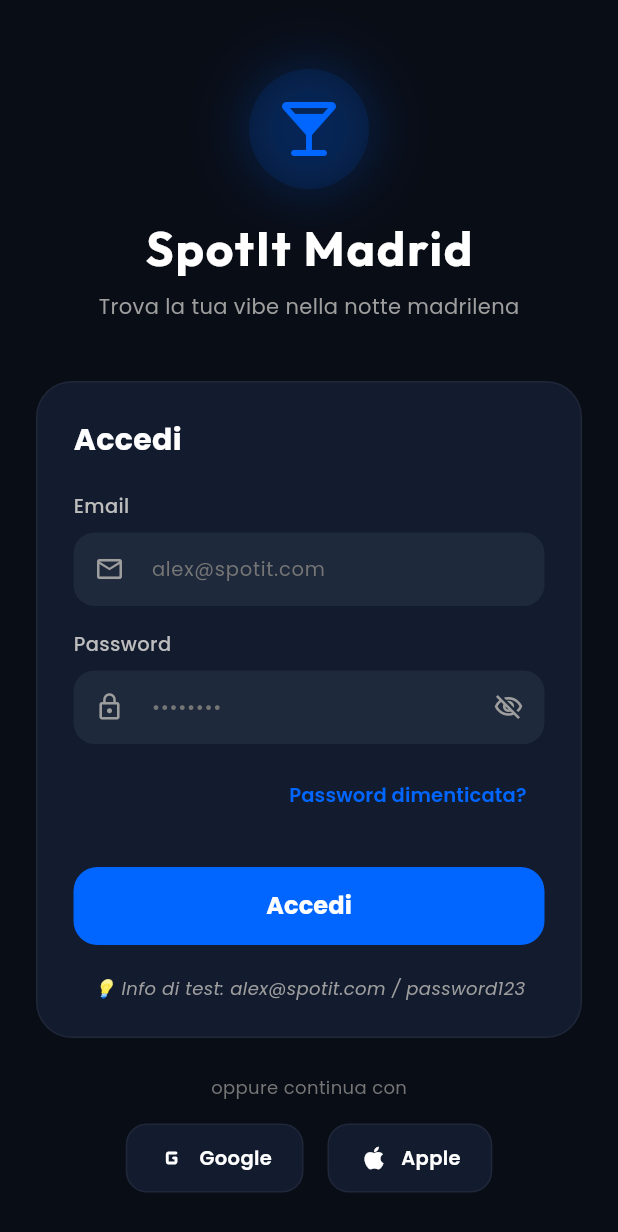
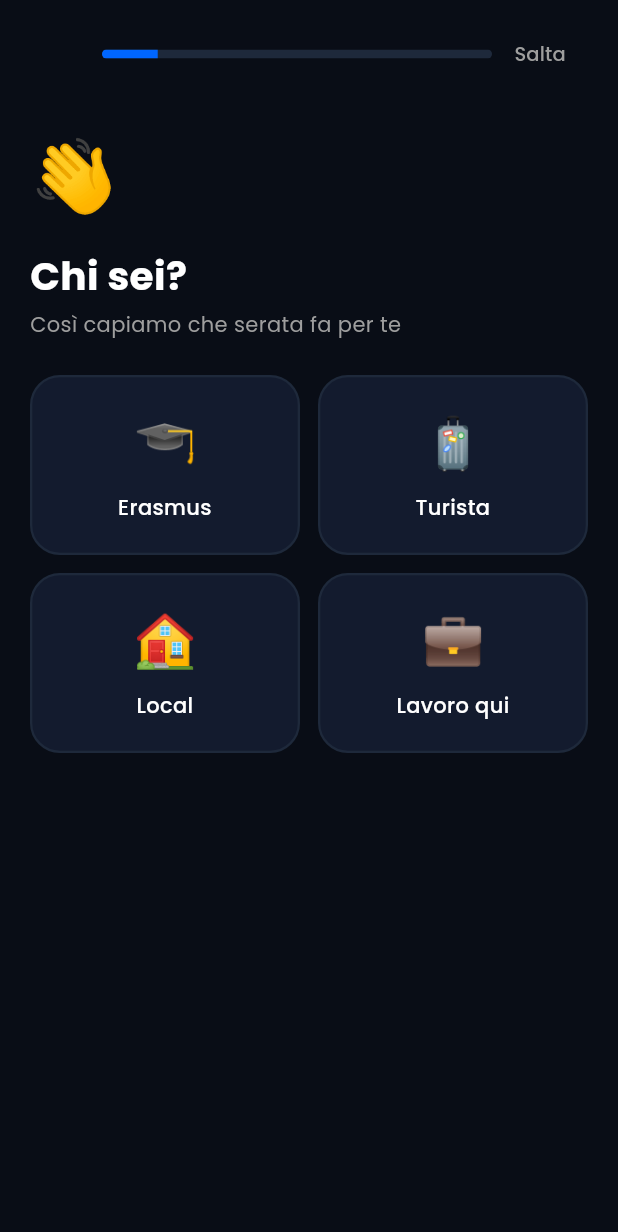
Before and after one commit to spotit123/spotit, a Flutter app: the screen it shows after launch, on a phone screen of 412 x 824 dp. Shown: the top 1232 px of the screen. Run offline on Flutter 3.47's test engine with Material 3 defaults, Android fonts, the phone set to English and light mode, and no system bars; our stand-ins replace flutter_map, google_fonts, latlong2, shared_preferences; accounts and stored records are empty.

Commit message:
feat: onboarding quiz with personalized bar ranking
7 emoji questions shown before login (skippable, retake from profile),
affinity score per bar, 'Consigliati per te' ordering and match badge.
Also fix bar card image placeholder collapsing on load failure.

Co-Authored-By: Claude Sonnet 5.5 <noreply@anthropic.com>
Claude-Session: https://claude.ai/code/session_01PJC2TxKmfiVZyK36pYU1sa

```diff
--- a/lib/data/mock_data.dart
+++ b/lib/data/mock_data.dart
@@ -6,6 +6,7 @@ final List<Bar> mockBars = [
     id: '1',
     name: 'La Chiave',
     type: 'Indie / Cocktail Bar',
+    priceLevel: 2,
     description: 'Storico ritrovo madrileno con un suggestivo giardino interno. Atmosfera informale, ottima selezione musicale indie/rock e cocktail ricercati.',
     rating: 4.7,
     reviewCount: 940,
@@ -55,6 +56,7 @@ final List<Bar> mockBars = [
     id: '2',
     name: 'Vermut',
     type: 'Tapas & Vermutteria',
+    priceLevel: 1,
     description: 'Locale specializzato in vermut artigianali e taglieri tipici. Clima conviviale e tavoli all\'aperto nella vivacissima Malasaña.',
     rating: 4.6,
     reviewCount: 1120,
@@ -103,6 +105,7 @@ final List<Bar> mockBars = [
     id: '3',
     name: 'Boheme Mixology Bar',
     type: 'Mixology Speakeasy',
+    priceLevel: 3,
     description: 'Cocktail bar d\'alta gamma nascosto tra le vie del centro. Divani in velluto, luci soffuse e drink sartoriali creati su misura per te.',
     rating: 4.9,
     reviewCount: 310,
@@ -144,6 +147,7 @@ final List<Bar> mockBars = [
     id: '4',
     name: 'Razmataz',
     type: 'Wine Bar & Bistro',
+    priceLevel: 2,
     description: 'Enoteca storica situata in una caratteristica via pedonale. Atmosfera parigina, ottima selezione di vini dell\'Etna e taglieri gourmet.',
     rating: 4.5,
     reviewCount: 780,
@@ -183,6 +187,7 @@ final List<Bar> mockBars = [
     id: '5',
     name: 'Agora Bar',
     type: 'Open Air Bar & Social',
+    priceLevel: 1,
     description: 'Locale vivacissimo. Tavoli all\'aperto sulla piazza con frequente musica dal vivo.',
     rating: 4.4,
     reviewCount: 1420,
--- a/lib/models/bar.dart
+++ b/lib/models/bar.dart
@@ -12,6 +12,7 @@ class Bar {
   final double longitude;
   final String imageUrl;
   final double distance; // in km from user
+  final int priceLevel; // 1 = €, 2 = €€, 3 = €€€
   final List<String> popularDrinks;
   final String phone;
   final String website;
@@ -42,6 +43,7 @@ class Bar {
     required this.longitude,
     required this.imageUrl,
     required this.distance,
+    this.priceLevel = 2,
     required this.popularDrinks,
     required this.phone,
     required this.website,
@@ -70,6 +72,7 @@ class Bar {
       'longitude': longitude,
       'imageUrl': imageUrl,
       'distance': distance,
+      'priceLevel': priceLevel,
       'popularDrinks': popularDrinks,
       'phone': phone,
       'website': website,
@@ -99,6 +102,7 @@ class Bar {
       longitude: (json['longitude'] as num).toDouble(),
       imageUrl: json['imageUrl'] as String,
       distance: (json['distance'] as num).toDouble(),
+      priceLevel: json['priceLevel'] as int? ?? 2,
       popularDrinks: List<String>.from(json['popularDrinks'] as List),
       phone: json['phone'] as String,
       website: json['website'] as String,
--- /dev/null
+++ b/lib/models/quiz_answers.dart
@@ -0,0 +1,54 @@
+/// Risposte del quiz di personalizzazione mostrato al primo avvio.
+class QuizAnswers {
+  final String who; // erasmus | tourist | local | worker
+  final String ageGroup; // 18-22 | 23-27 | 28-35 | 36+
+  final String company; // solo | couple | friends | group
+  final String goal; // drink | eat | rooftop | dance
+  final String vibe; // Energetic | Chill | Underground | Neon
+  final List<String> music; // indie | jazz | pop | electronic | any
+  final int budget; // 1..3
+
+  const QuizAnswers({
+    required this.who,
+    required this.ageGroup,
+    required this.company,
+    required this.goal,
+    required this.vibe,
+    required this.music,
+    required this.budget,
+  });
+
+  /// Età rappresentativa della fascia scelta, usata per pre-compilare il profilo.
+  int get approxAge {
+    switch (ageGroup) {
+      case '18-22':
+        return 20;
+      case '23-27':
+        return 25;
+      case '28-35':
+        return 31;
+      default:
+        return 40;
+    }
+  }
+
+  Map<String, dynamic> toJson() => {
+        'who': who,
+        'ageGroup': ageGroup,
+        'company': company,
+        'goal': goal,
+        'vibe': vibe,
+        'music': music,
+        'budget': budget,
+      };
+
+  factory QuizAnswers.fromJson(Map<String, dynamic> json) => QuizAnswers(
+        who: json['who'] as String,
+        ageGroup: json['ageGroup'] as String,
+        company: json['company'] as String,
+        goal: json['goal'] as String,
+        vibe: json['vibe'] as String,
+        music: List<String>.from(json['music'] as List),
+        budget: json['budget'] as int,
+      );
+}
--- /dev/null
+++ b/lib/screens/onboarding_quiz_screen.dart
@@ -0,0 +1,237 @@
+import 'package:flutter/material.dart';
+import 'package:google_fonts/google_fonts.dart';
+import '../models/quiz_answers.dart';
+
+class _Option {
+  final String emoji;
+  final String label;
+  final String value;
+  const _Option(this.emoji, this.label, this.value);
+}
+
+class _Question {
+  final String id;
+  final String emoji;
+  final String title;
+  final String subtitle;
+  final List<_Option> options;
+  final bool multi;
+  const _Question(this.id, this.emoji, this.title, this.subtitle, this.options,
+      {this.multi = false});
+}
+
+const _questions = <_Question>[
+  _Question('who', '👋', 'Chi sei?', 'Così capiamo che serata fa per te', [
+    _Option('🎓', 'Erasmus', 'erasmus'),
+    _Option('🧳', 'Turista', 'tourist'),
+    _Option('🏠', 'Local', 'local'),
+    _Option('💼', 'Lavoro qui', 'worker'),
+  ]),
+  _Question('ageGroup', '🎂', 'Quanti anni hai?', 'Ti mostriamo posti con gente come te', [
+    _Option('🎒', '18 – 22', '18-22'),
+    _Option('🎧', '23 – 27', '23-27'),
+    _Option('🥂', '28 – 35', '28-35'),
+    _Option('🍷', '36 +', '36+'),
+  ]),
+  _Question('company', '👯', 'Con chi esci stasera?', 'Un bar per due non è un bar per dieci', [
+    _Option('🧍', 'Da solo', 'solo'),
+    _Option('💑', 'In coppia', 'couple'),
+    _Option('👫', '2 o 3 amici', 'friends'),
+    _Option('🎉', 'Gruppo grande', 'group'),
+  ]),
+  _Question('goal', '🍻', 'Cosa cerchi?', 'Scegli il programma della serata', [
+    _Option('🍺', 'Solo bere', 'drink'),
+    _Option('🍽️', 'Mangiare e bere', 'eat'),
+    _Option('🌇', 'Rooftop con vista', 'rooftop'),
+    _Option('💃', 'Ballare e far festa', 'dance'),
+  ]),
+  _Question('vibe', '✨', 'Che vibe vuoi?', 'L\'atmosfera fa la differenza', [
+    _Option('🔥', 'Energia alta', 'Energetic'),
+    _Option('🌙', 'Chill', 'Chill'),
+    _Option('🕵️', 'Underground', 'Underground'),
+    _Option('💜', 'Neon', 'Neon'),
+  ]),
+  _Question('music', '🎶', 'Che musica ti piace?', 'Puoi sceglierne fino a 3', [
+    _Option('🎸', 'Indie / Rock', 'indie'),
+    _Option('🎷', 'Jazz', 'jazz'),
+    _Option('🎤', 'Pop / Reggaeton', 'pop'),
+    _Option('🎧', 'Elettronica', 'electronic'),
+    _Option('🤷', 'Mi adatto', 'any'),
+  ], multi: true),
+  _Question('budget', '💶', 'Quanto vuoi spendere?', 'A drink, più o meno', [
+    _Option('💶', 'Economico  €', '1'),
+    _Option('💶💶', 'Nella media  €€', '2'),
+    _Option('💎', 'Si vive una volta  €€€', '3'),
+  ]),
+];
+
+/// Quiz di personalizzazione a schermate, pensato per il primo avvio.
+/// Chiama [onComplete] con le risposte, oppure con `null` se l'utente salta.
+class OnboardingQuizScreen extends StatefulWidget {
+  final void Function(QuizAnswers? answers) onComplete;
+
+  const OnboardingQuizScreen({super.key, required this.onComplete});
+
+  @override
+  State<OnboardingQuizScreen> createState() => _OnboardingQuizScreenState();
+}
+
+class _OnboardingQuizScreenState extends State<OnboardingQuizScreen> {
+  static const _blue = Color(0xFF0066FF);
+  int _step = 0;
+  final Map<String, String> _single = {};
+  final List<String> _music = [];
+
+  _Question get _q => _questions[_step];
+
+  void _next() {
+    if (_step == _questions.length - 1) {
+      widget.onComplete(QuizAnswers(
+        who: _single['who']!,
+        ageGroup: _single['ageGroup']!,
+        company: _single['company']!,
+        goal: _single['goal']!,
+        vibe: _single['vibe']!,
+        music: List.of(_music),
+        budget: int.parse(_single['budget']!),
+      ));
+    } else {
+      setState(() => _step++);
+    }
+  }
+
+  void _pick(_Option o) {
+    if (_q.multi) {
+      setState(() {
+        if (_music.contains(o.value)) {
+          _music.remove(o.value);
+        } else if (o.value == 'any') {
+          _music
+            ..clear()
+            ..add('any');
+        } else {
+          _music.remove('any');
+          if (_music.length < 3) _music.add(o.value);
+        }
+      });
+      return;
+    }
+    setState(() => _single[_q.id] = o.value);
+    Future.delayed(const Duration(milliseconds: 250), () {
+      if (mounted && _single[_q.id] == o.value) _next();
+    });
+  }
+
+  bool _selected(_Option o) =>
+      _q.multi ? _music.contains(o.value) : _single[_q.id] == o.value;
+
+  @override
+  Widget build(BuildContext context) {
+    final q = _q;
+    return Scaffold(
+      backgroundColor: const Color(0xFF090D16),
+      body: SafeArea(
+        child: Padding(
+          padding: const EdgeInsets.symmetric(horizontal: 20, vertical: 12),
+          child: Column(
+            crossAxisAlignment: CrossAxisAlignment.start,
+            children: [
+              Row(
+                children: [
+                  IconButton(
+                    onPressed: _step == 0 ? null : () => setState(() => _step--),
+                    icon: Icon(Icons.arrow_back_ios_new,
+                        size: 18, color: _step == 0 ? Colors.transparent : Colors.white),
+                  ),
+                  Expanded(
+                    child: ClipRRect(
+                      borderRadius: BorderRadius.circular(8),
+                      child: LinearProgressIndicator(
+                        value: (_step + 1) / _questions.length,
+                        minHeight: 6,
+                        backgroundColor: const Color(0xFF1E293B),
+                        color: _blue,
+                      ),
+                    ),
+                  ),
+                  TextButton(
+                    onPressed: () => widget.onComplete(null),
+                    child: Text('Salta',
+                        style: GoogleFonts.poppins(color: Colors.grey[500], fontSize: 13)),
+                  ),
+                ],
+              ),
+              const SizedBox(height: 24),
+              Text(q.emoji, style: const TextStyle(fontSize: 48)),
+              const SizedBox(height: 12),
+              Text(q.title,
+                  style: GoogleFonts.poppins(
+                      fontSize: 26, fontWeight: FontWeight.bold, color: Colors.white)),
+              const SizedBox(height: 4),
+              Text(q.subtitle,
+                  style: GoogleFonts.poppins(fontSize: 14, color: Colors.grey[500])),
+              const SizedBox(height: 24),
+              Expanded(
+                child: SingleChildScrollView(
+                  child: Wrap(
+                    spacing: 12,
+                    runSpacing: 12,
+                    children: [
+                      for (final o in q.options) _optionCard(o),
+                    ],
+                  ),
+                ),
+              ),
+              if (q.multi)
+                SizedBox(
+                  width: double.infinity,
+                  height: 52,
+                  child: ElevatedButton(
+                    onPressed: _music.isEmpty ? null : _next,
+                    style: ElevatedButton.styleFrom(
+                      backgroundColor: _blue,
+                      foregroundColor: Colors.white,
+                      disabledBackgroundColor: const Color(0xFF1E293B),
+                      shape: RoundedRectangleBorder(borderRadius: BorderRadius.circular(16)),
+                    ),
+                    child: Text('Avanti',
+                        style: GoogleFonts.poppins(fontWeight: FontWeight.bold, fontSize: 15)),
+                  ),
+                ),
+            ],
+          ),
+        ),
+      ),
+    );
+  }
+
+  Widget _optionCard(_Option o) {
+    final sel = _selected(o);
+    final width = (MediaQuery.of(context).size.width - 40 - 12) / 2;
+    return GestureDetector(
+      onTap: () => _pick(o),
+      child: AnimatedContainer(
+        duration: const Duration(milliseconds: 150),
+        width: _q.options.length == 3 ? double.infinity : width,
+        padding: const EdgeInsets.symmetric(vertical: 20, horizontal: 12),
+        decoration: BoxDecoration(
+          color: sel ? const Color(0xFF1A2B4C) : const Color(0xFF131B2E),
+          borderRadius: BorderRadius.circular(20),
+          border: Border.all(color: sel ? _blue : const Color(0xFF1E293B), width: 1.5),
+        ),
+        child: Column(
+          children: [
+            Text(o.emoji, style: const TextStyle(fontSize: 34)),
+            const SizedBox(height: 8),
+            Text(o.label,
+                textAlign: TextAlign.center,
+                style: GoogleFonts.poppins(
+                    color: Colors.white,
+                    fontSize: 14,
+                    fontWeight: sel ? FontWeight.bold : FontWeight.w500)),
+          ],
+        ),
+      ),
+    );
+  }
+}
```
Also changed, not shown: lib/main.dart (+39 -3 lines), lib/screens/home_screen.dart (+16 -1 lines), lib/screens/profile_screen.dart (+23 -0 lines), lib/services/db_service.dart (+34 -2 lines), lib/services/recommendation_service.dart (added, +97 -0 lines), lib/widgets/bar_card.dart (+23 -0 lines), 2 other files.
